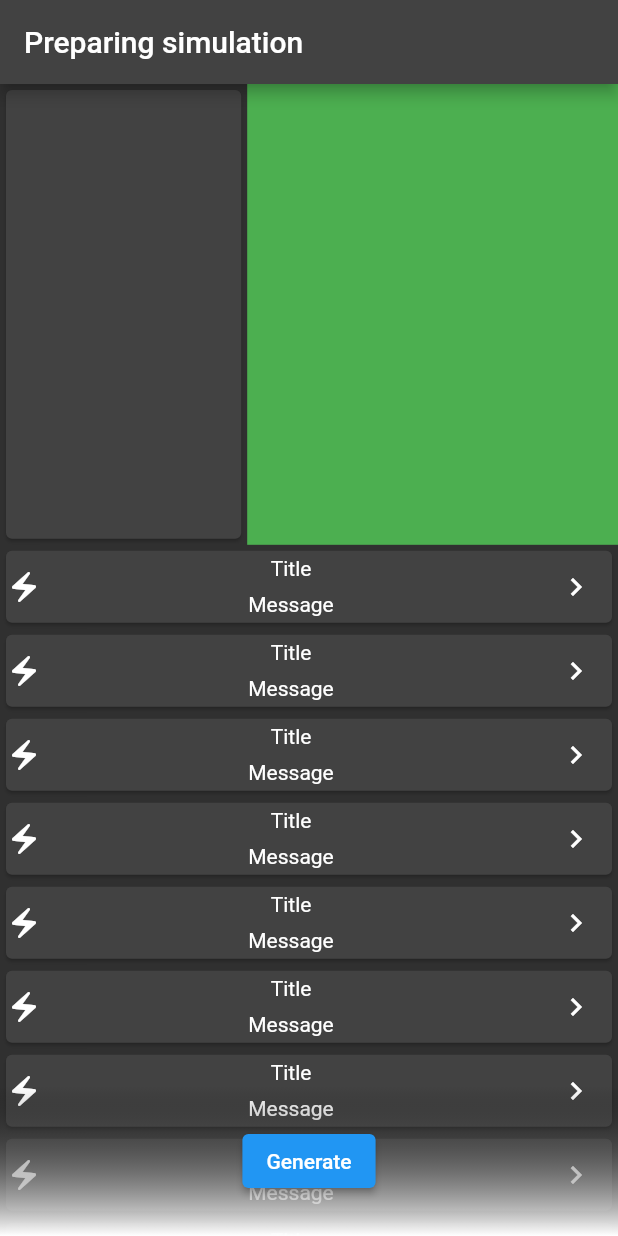
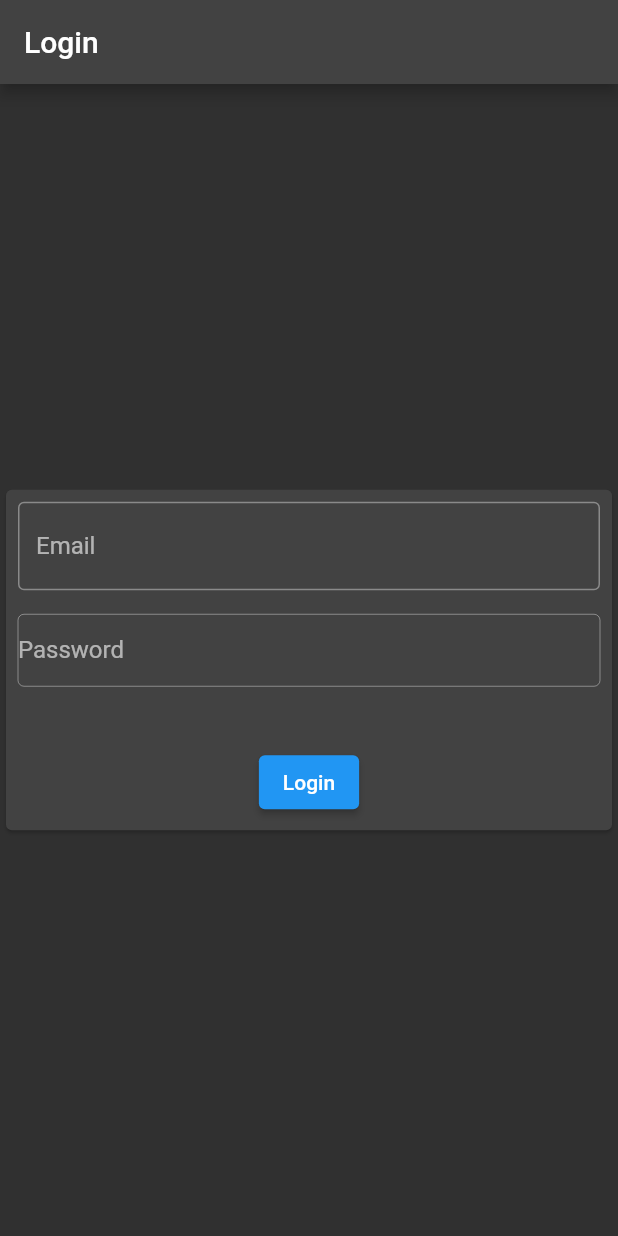
Before and after one commit to FlutterJoey/flutter_basic_sep_2022, a Flutter app: the screen it shows after launch, on a phone screen of 412 x 824 dp. Run offline on Flutter 3.47's test engine with Material 2 defaults, Android fonts, the phone set to English and light mode, and no system bars.

Commit message:
add login screen with controllers

```diff
--- /dev/null
+++ b/demos/event_list_item/lib/login_screen.dart
@@ -0,0 +1,103 @@
+import 'package:flutter/material.dart';
+
+class LoginScreen extends StatefulWidget {
+  const LoginScreen({super.key});
+
+  final String text = 'HEllo world';
+
+  @override
+  State<LoginScreen> createState() => _LoginScreenState();
+}
+
+class _LoginScreenState extends State<LoginScreen> {
+  late final _emailController = TextEditingController();
+  late final _passwordController = TextEditingController();
+
+  String _error = '';
+  bool _obscurePassword = true;
+
+  @override
+  void dispose() {
+    super.dispose();
+    _emailController.dispose();
+    _passwordController.dispose();
+  }
+
+  @override
+  Widget build(BuildContext context) {
+    return Scaffold(
+      appBar: AppBar(
+        title: const Text('Login'),
+      ),
+      body: Center(
+        child: Card(
+          child: Padding(
+            padding: const EdgeInsets.all(8.0),
+            child: Column(
+              mainAxisSize: MainAxisSize.min,
+              children: [
+                if (_error.isNotEmpty) ...[
+                  Text(_error),
+                ],
+                TextField(
+                  controller: _emailController,
+                  decoration: const InputDecoration(
+                    border: OutlineInputBorder(),
+                    label: Text('Email'),
+                  ),
+                ),
+                const SizedBox(height: 16),
+                TextField(
+                  controller: _passwordController,
+                  obscureText: _obscurePassword,
+                  decoration: InputDecoration(
+                    isDense: true,
+                    isCollapsed: true,
+                    border: const OutlineInputBorder(),
+                    label: const Text('Password'),
+                    suffix: IconButton(
+                      icon: Icon(
+                        _obscurePassword
+                            ? Icons.visibility
+                            : Icons.visibility_off,
+                      ),
+                      onPressed: () {
+                        setState(() {
+                          _obscurePassword = !_obscurePassword;
+                        });
+                      },
+                    ),
+                  ),
+                ),
+                const SizedBox(
+                  height: 40,
+                ),
+                ElevatedButton(
+                  onPressed: () {
+                    String email = _emailController.text;
+                    String password = _passwordController.text;
+
+                    if (email.isEmpty) {
+                      setState(() {
+                        _error = 'Email is verplicht';
+                      });
+                      return;
+                    }
+
+                    if (password.isEmpty) {
+                      setState(() {
+                        _error = 'Password is verplicht';
+                      });
+                      return;
+                    }
+                  },
+                  child: const Text('Login'),
+                )
+              ],
+            ),
+          ),
+        ),
+      ),
+    );
+  }
+}
--- a/demos/event_list_item/lib/main.dart
+++ b/demos/event_list_item/lib/main.dart
@@ -1,6 +1,9 @@
+// ignore_for_file: avoid_print
+
+import 'package:event_list_item/login_screen.dart';
 import 'package:flutter/material.dart';
 
-import 'generate_screen.dart';
+const int sceneSize = 12;
 
 void main() {
   runApp(const HorrorApp());
@@ -13,7 +16,7 @@ class HorrorApp extends StatelessWidget {
   Widget build(BuildContext context) {
     return MaterialApp(
       theme: ThemeData.dark(),
-      home: const GenerateScreen(),
+      home: const LoginScreen(),
     );
   }
 }
```
Also changed, not shown: demos/event_list_item/lib/detail_screen.dart (+12 -5 lines), demos/event_list_item/lib/generate_screen.dart (+75 -9 lines), demos/event_list_item/pubspec.yaml (+5 -42 lines), demos/event_list_item/pubspec.lock.
